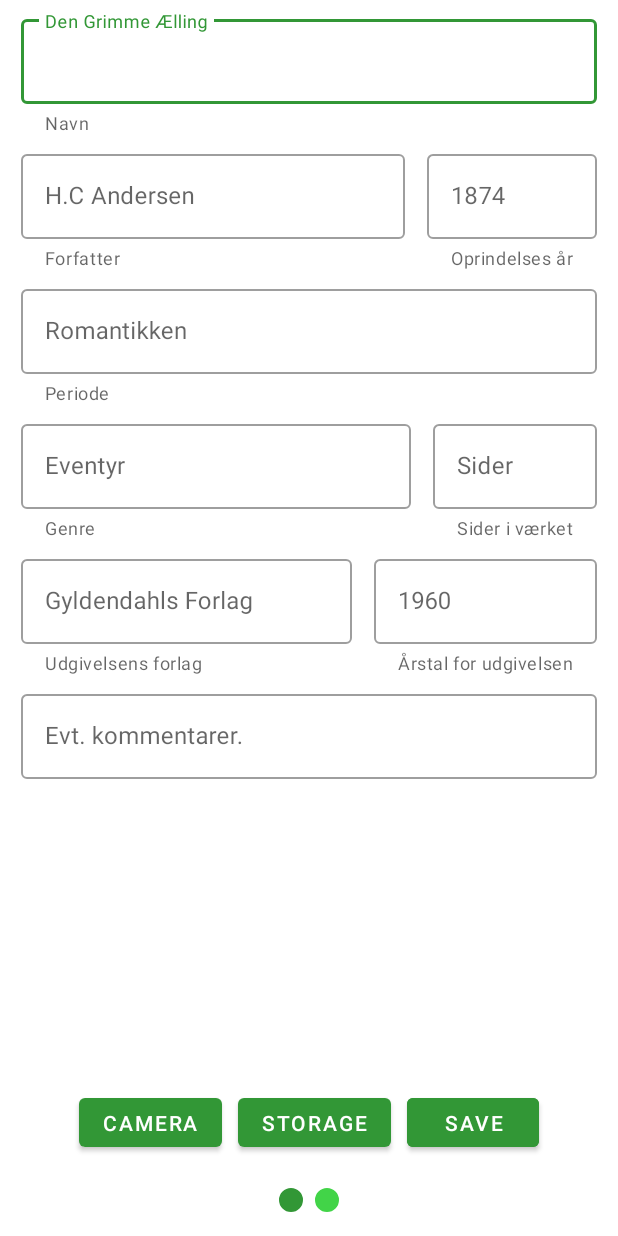
After one commit to TheWombat13/PensumFirebaseFinal, an Android app: the fragment ViewPager_Fragment shown on its own in the app's theme, on a phone screen of 412 x 824 dp. The commit adds this screen. Run offline under Robolectric (Android 15) with nearby library versions, the light colour scheme and no system bars; network calls fail.

Commit message:
Viewpager

```diff
--- /dev/null
+++ b/app/src/main/java/pensumcreator/pensumfirebase/Adapter/ViewPager_Adapter.java
@@ -0,0 +1,31 @@
+package pensumcreator.pensumfirebase.Adapter;
+
+import java.util.ArrayList;
+import java.util.List;
+
+import androidx.fragment.app.Fragment;
+import androidx.fragment.app.FragmentManager;
+import androidx.fragment.app.FragmentStatePagerAdapter;
+
+public class ViewPager_Adapter extends FragmentStatePagerAdapter {
+    private final List<Fragment> mFragmentList = new ArrayList<>();
+
+    public ViewPager_Adapter(FragmentManager fm) {
+        super(fm);
+    }
+
+    @Override
+    public Fragment getItem(int position) {
+        return mFragmentList.get(position);
+    }
+
+    @Override
+    public int getCount() {
+        return mFragmentList.size();
+    }
+
+    public void addFrag(Fragment fragment) {
+        mFragmentList.add(fragment);
+    }
+
+}
--- /dev/null
+++ b/app/src/main/java/pensumcreator/pensumfirebase/Litterature/AddLitterature_Fragment2.java
@@ -0,0 +1,23 @@
+package pensumcreator.pensumfirebase.Litterature;
+
+import android.os.Bundle;
+import android.view.LayoutInflater;
+import android.view.View;
+import android.view.ViewGroup;
+
+import androidx.annotation.NonNull;
+import androidx.annotation.Nullable;
+import androidx.fragment.app.Fragment;
+import pensumcreator.pensumfirebase.R;
+
+public class AddLitterature_Fragment2 extends Fragment {
+
+    @Nullable
+    @Override
+    public View onCreateView(@NonNull LayoutInflater inflater, @Nullable ViewGroup container, Bundle savedInstanceState) {
+        View view = inflater.inflate(R.layout.fragment_add_litterature2, container, false);
+
+
+        return view;
+    }
+}
--- /dev/null
+++ b/app/src/main/java/pensumcreator/pensumfirebase/Litterature/ViewPager_Fragment.java
@@ -0,0 +1,43 @@
+package pensumcreator.pensumfirebase.Litterature;
+
+import android.os.Bundle;
+import android.view.LayoutInflater;
+import android.view.View;
+import android.view.ViewGroup;
+
+import com.google.android.material.tabs.TabLayout;
+
+import androidx.annotation.NonNull;
+import androidx.annotation.Nullable;
+import androidx.fragment.app.Fragment;
+import androidx.viewpager.widget.ViewPager;
+import pensumcreator.pensumfirebase.Adapter.ViewPager_Adapter;
+import pensumcreator.pensumfirebase.R;
+
+public class ViewPager_Fragment extends Fragment {
+
+
+    private ViewPager_Adapter viewPager_adapter;
+    private ViewPager viewPager;
+
+    public View onCreateView(@NonNull LayoutInflater inflater, @Nullable ViewGroup container, Bundle savedInstanceState) {
+        View view = inflater.inflate(R.layout.fragment_viewpager, container, false);
+
+
+
+        viewPager = view.findViewById(R.id.vp);
+        viewPager_adapter = new ViewPager_Adapter(getChildFragmentManager());
+        viewPager_adapter.addFrag(new AddLitterature_Fragment());
+        viewPager_adapter.addFrag(new AddLitterature_Fragment2());
+
+
+        viewPager.setAdapter(viewPager_adapter);
+
+        TabLayout tabLayout = (TabLayout) view.findViewById(R.id.tabDots);
+        tabLayout.setupWithViewPager(viewPager, true);
+
+        return view;
+    }
+
+
+}
--- a/app/src/main/java/pensumcreator/pensumfirebase/kotlinLogin/Login.kt
+++ b/app/src/main/java/pensumcreator/pensumfirebase/kotlinLogin/Login.kt
@@ -84,7 +84,7 @@ class Login: ProgressActivity(), View.OnClickListener{
 
 
 
-        //showProgressDialog()
+        showProgressDialog()
 
         auth.signInWithEmailAndPassword(email, password)
                 .addOnCompleteListener(this) { task ->
--- a/app/src/main/java/pensumcreator/pensumfirebase/kotlinLogin/ProgressActivity.kt
+++ b/app/src/main/java/pensumcreator/pensumfirebase/kotlinLogin/ProgressActivity.kt
@@ -6,6 +6,7 @@ import android.view.View
 import android.view.inputmethod.InputMethodManager
 import androidx.annotation.VisibleForTesting
 import androidx.appcompat.app.AppCompatActivity
+import pensumcreator.pensumfirebase.R
 
 open class ProgressActivity: AppCompatActivity() {
 
@@ -16,7 +17,7 @@ open class ProgressActivity: AppCompatActivity() {
 
     fun showProgressDialog() {
 
-      //  progressDialog.setMessage(getString(R.string.loading)) //set string
+        progressDialog.setMessage(getString(R.string.loading))
         progressDialog.isIndeterminate = true
         progressDialog.show()
 
--- /dev/null
+++ b/app/src/main/res/drawable/default_dot.xml
@@ -0,0 +1,12 @@
+<?xml version="1.0" encoding="utf-8"?>
+<layer-list xmlns:android="http://schemas.android.com/apk/res/android">
+    <item>
+        <shape
+            android:innerRadius="0dp"
+            android:shape="ring"
+            android:thickness="8dp"
+            android:useLevel="false">
+            <solid android:color="@color/colorDot"/>
+        </shape>
+    </item>
+</layer-list>
--- /dev/null
+++ b/app/src/main/res/drawable/selected_dot.xml
@@ -0,0 +1,12 @@
+<?xml version="1.0" encoding="utf-8"?>
+<layer-list xmlns:android="http://schemas.android.com/apk/res/android">
+    <item>
+        <shape
+            android:innerRadius="0dp"
+            android:shape="ring"
+            android:thickness="8dp"
+            android:useLevel="false">
+            <solid android:color="@color/colorPrimary"/>
+        </shape>
+    </item>
+</layer-list>
--- /dev/null
+++ b/app/src/main/res/drawable/tab_selector.xml
@@ -0,0 +1,8 @@
+<?xml version="1.0" encoding="utf-8"?>
+<selector xmlns:android="http://schemas.android.com/apk/res/android">
+
+    <item android:drawable="@drawable/selected_dot"
+        android:state_selected="true"/>
+
+    <item android:drawable="@drawable/default_dot"/>
+</selector>
--- /dev/null
+++ b/app/src/main/res/layout/fragment_viewpager.xml
@@ -0,0 +1,28 @@
+<?xml version="1.0" encoding="utf-8"?>
+<LinearLayout xmlns:android="http://schemas.android.com/apk/res/android"
+    xmlns:app="http://schemas.android.com/apk/res-auto"
+    android:orientation="vertical"
+    android:layout_width="match_parent"
+    android:layout_height="match_parent">
+
+    <androidx.viewpager.widget.ViewPager
+        android:id="@+id/vp"
+        android:layout_width="match_parent"
+        android:layout_height="match_parent"
+        android:layout_weight="1">
+
+    </androidx.viewpager.widget.ViewPager>
+
+    <com.google.android.material.tabs.TabLayout
+        android:id="@+id/tabDots"
+        android:layout_width="match_parent"
+        android:layout_height="wrap_content"
+        app:tabBackground="@drawable/tab_selector"
+        app:tabGravity="center"
+        app:tabIndicatorHeight="0dp">
+    </com.google.android.material.tabs.TabLayout>
+
+
+
+
+</LinearLayout>
--- a/app/src/main/res/values/colors.xml
+++ b/app/src/main/res/values/colors.xml
@@ -5,5 +5,6 @@
     <color name="colorAccent">#cfcfcf</color>
     <color name="colorError">#CB0020</color>
     <color name="colorText">#cb6900</color>
+    <color name="colorDot">#42d448</color>
 
 </resources>
--- a/app/src/main/res/values/strings.xml
+++ b/app/src/main/res/values/strings.xml
@@ -58,4 +58,5 @@
     <string name="errorTitle">Ooops !</string>
     <string name="errorNameMissing">You need to give your product a name</string>
     <string name="errorTextRecognizer">Couldn\'t find any tekst on the image!</string>
+    <string name="loading">loading</string>
 </resources>
--- a/build.gradle
+++ b/build.gradle
@@ -31,6 +31,7 @@ allprojects {
     }
 }
 
+
 task clean(type: Delete) {
     delete rootProject.buildDir
 }
```
Also changed, not shown: app/build.gradle (+7 -3 lines), app/src/main/java/pensumcreator/pensumfirebase/Litterature/AddLitterature_Fragment.java (+14 -12 lines), app/src/main/java/pensumcreator/pensumfirebase/Litterature/Litterature_Fragment.java (+11 -10 lines), app/src/main/java/pensumcreator/pensumfirebase/MainActivity.java (+43 -11 lines), app/src/main/res/layout/fragment_add_litterature2.xml (added, +11 -0 lines).
